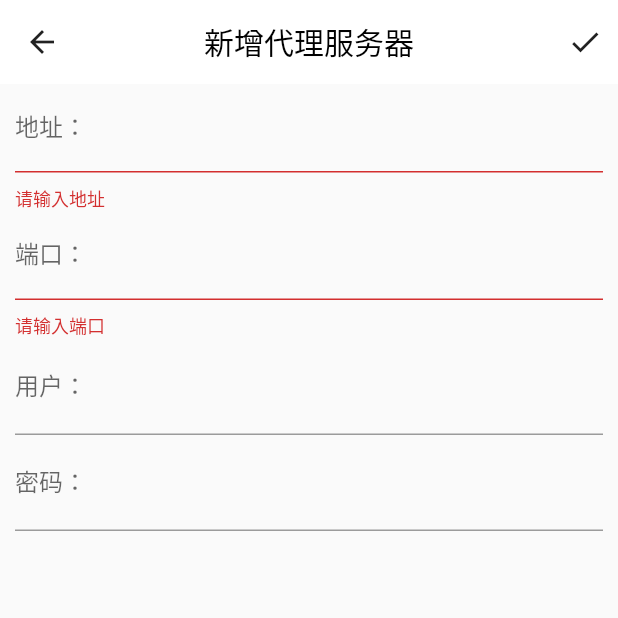
After one commit to lemos1235/leaves, a Flutter app: the ProxyAddPage screen opened directly, after a tap on the "done" icon, on a phone screen of 412 x 824 dp, the top half of it. The commit adds this screen. Run offline on Flutter 3.47's test engine with Material 2 defaults, Android fonts, the phone set to English and light mode, and no system bars; our stand-ins replace shared_preferences; missing offline and left inert: flutter_vpn; accounts and stored records are empty.

Commit message:
feat: 完善代理配置

```diff
--- /dev/null
+++ b/lib/setting/proxy_add_page.dart
@@ -0,0 +1,93 @@
+import 'package:flutter/material.dart';
+import 'package:leaves/model/proxy_servers.dart';
+import 'package:provider/provider.dart';
+import 'package:flutter/services.dart';
+
+class ProxyAddPage extends StatefulWidget {
+  const ProxyAddPage({Key? key}) : super(key: key);
+
+  @override
+  State<ProxyAddPage> createState() => _ProxyAddPageState();
+}
+
+class _ProxyAddPageState extends State<ProxyAddPage> {
+  final _hostController = TextEditingController();
+  final _portController = TextEditingController();
+  final _usernameController = TextEditingController();
+  final _passwordController = TextEditingController();
+
+  final GlobalKey<FormState> _formKey = GlobalKey<FormState>();
+
+  @override
+  Widget build(BuildContext context) {
+    return Scaffold(
+      appBar: AppBar(
+        title: Text("新增代理服务器"),
+        actions: [
+          GestureDetector(
+            behavior: HitTestBehavior.translucent,
+            onTap: () {
+              saveProxy();
+            },
+            child: Icon(Icons.done),
+          ),
+          SizedBox(
+            width: 10,
+          )
+        ],
+      ),
+      body: Form(
+        key: _formKey,
+        child: Container(
+          padding: EdgeInsets.symmetric(horizontal: 10),
+          child: Column(
+            children: [
+              TextFormField(
+                controller: _hostController,
+                decoration: InputDecoration(labelText: "地址："),
+                validator: (String? value) {
+                  if (value == null || value.isEmpty) {
+                    return '请输入地址';
+                  }
+                  return null;
+                },
+              ),
+              TextFormField(
+                controller: _portController,
+                decoration: InputDecoration(labelText: "端口："),
+                inputFormatters: [FilteringTextInputFormatter.digitsOnly],
+                validator: (String? value) {
+                  if (value == null || value.isEmpty) {
+                    return '请输入端口';
+                  }
+                  return null;
+                },
+              ),
+              TextFormField(
+                controller: _usernameController,
+                decoration: InputDecoration(labelText: "用户：", hintText: "可选的"),
+              ),
+              TextFormField(
+                controller: _passwordController,
+                obscureText: true,
+                decoration: InputDecoration(labelText: "密码：", hintText: "可选的，最大长度128"),
+              ),
+            ],
+          ),
+        ),
+      ),
+    );
+  }
+
+  void saveProxy() {
+    if (_formKey.currentState!.validate()) {
+      context.read<ProxyServers>().addProxy(
+            host: _hostController.text,
+            port: int.parse(_portController.text),
+            username: _usernameController.text,
+            password: _passwordController.text,
+          );
+      Navigator.of(context).pop();
+    }
+  }
+}
--- a/pubspec.yaml
+++ b/pubspec.yaml
@@ -42,6 +42,7 @@ dependencies:
   provider: ^6.0.5
   collection: ^1.17.0
   uuid: ^3.0.7
+  shared_preferences: ^2.0.18
 
 dev_dependencies:
   flutter_test:
```
Also changed, not shown: lib/home/home_page.dart (+66 -24 lines), lib/main.dart (+7 -2 lines), lib/model/proxy_servers.dart (+145 -16 lines), lib/setting/proxies_page.dart (+80 -21 lines), lib/setting/proxy_edit_page.dart (added, +107 -0 lines), pubspec.lock, 3 other files.
